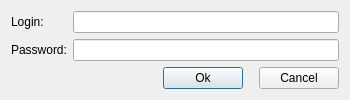
Old version of the form loginwindow.ui in the repository ZweiBein/QtLogin.
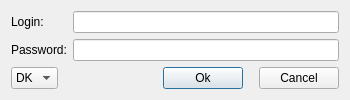
New version of the form. Icons and pictures are not drawn.

Diff of the .ui file:
```diff
--- a/loginwindow.ui
+++ b/loginwindow.ui
@@ -48,6 +48,20 @@
    </item>
    <item>
     <layout class="QHBoxLayout" name="horizontalLayoutButtons">
+     <item>
+      <widget class="QComboBox" name="comboBoxLocales">
+       <item>
+        <property name="text">
+         <string>DK</string>
+        </property>
+       </item>
+       <item>
+        <property name="text">
+         <string>EN</string>
+        </property>
+       </item>
+      </widget>
+     </item>
      <item>
       <spacer name="horizontalSpacerLeft">
        <property name="orientation">
```
Left out of the diff: 4 changed lines with no effect on the pictures.
